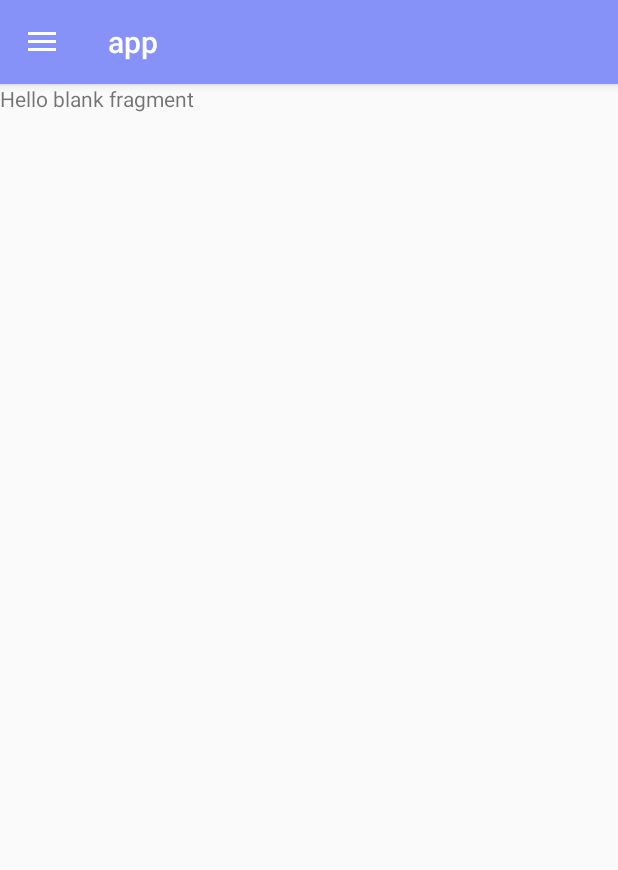
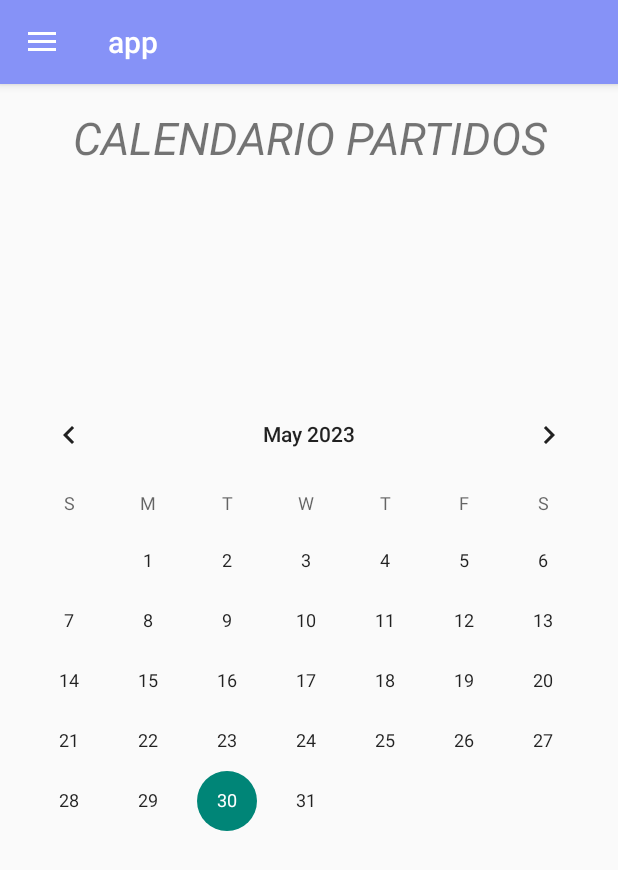
Before and after one commit to Mario7423/PFC_Afundacion, an Android app: the fragment CalendarFragment placed in its activity, on a phone screen of 412 x 824 dp. Shown: the top 870 px of the screen. Run offline under Robolectric (Android 15) with nearby library versions, the phone set to English and light mode, and no system bars; our stand-ins replace Picasso, Volley; network calls fail; pictures from the network do not load.

Commit message:
Modificado xml de Pantalla de calendario para mostrar un CalendarView, añadido código a CalendarFragment donde ahora se obtiene la lista de Partidos y se comprueba que existe alguno en el día seleccionado

```diff
--- a/app/app/src/main/java/com/example/app/CalendarFragment.java
+++ b/app/app/src/main/java/com/example/app/CalendarFragment.java
@@ -2,11 +2,25 @@ package com.example.app;
 
 import android.os.Bundle;
 
+import androidx.annotation.NonNull;
 import androidx.fragment.app.Fragment;
 
 import android.view.LayoutInflater;
 import android.view.View;
 import android.view.ViewGroup;
+import android.widget.CalendarView;
+import android.widget.Toast;
+
+import com.android.volley.Request;
+import com.android.volley.Response;
+import com.android.volley.VolleyError;
+import com.android.volley.toolbox.JsonArrayRequest;
+
+import org.json.JSONArray;
+import org.json.JSONException;
+import org.json.JSONObject;
+
+import java.util.List;
 
 /**
  * A simple {@link Fragment} subclass.
@@ -23,6 +37,12 @@ public class CalendarFragment extends Fragment {
     // TODO: Rename and change types of parameters
     private String mParam1;
     private String mParam2;
+
+    private CalendarView calendarView;
+
+    private List<Matches> matchesList;
+
+    private final String url = "http://10.0.2.2:8000/";
 
     public CalendarFragment() {
         // Required empty public constructor
@@ -58,7 +78,97 @@ public class CalendarFragment extends Fragment {
     @Override
     public View onCreateView(LayoutInflater inflater, ViewGroup container,
                              Bundle savedInstanceState) {
-        // Inflate the layout for this fragment
-        return inflater.inflate(R.layout.fragment_calendar, container, false);
+        View view = inflater.inflate(R.layout.fragment_calendar, container, false);
+
+        calendarView = view.findViewById(R.id.calendarView);
+
+        getFootBallMatches();
+
+        calendarView.setOnDateChangeListener(new CalendarView.OnDateChangeListener() {
+            @Override
+            public void onSelectedDayChange(@NonNull CalendarView view, int year, int month, int dayOfMonth) {
+
+                String date = year+"-"+month+"-"+dayOfMonth;
+                Matches match = searchGame(date);
+
+                if(match != null){
+
+                    String message = "Local: " +match.getHome()+ " - Visitante: "+match.getVisiting();
+                    Toast.makeText(getActivity(), message, Toast.LENGTH_LONG).show();
+
+                }else{
+
+                    Toast.makeText(getActivity(), "Hoy no hay partido", Toast.LENGTH_LONG).show();
+
+                }
+
+            }
+        });
+
+        return view;
     }
+
+
+    private void getFootBallMatches(){
+
+        JsonArrayRequest request = new JsonArrayRequest(
+                Request.Method.GET,
+                url + "/getGames",
+                null,
+                new Response.Listener<JSONArray>() {
+                    @Override
+                    public void onResponse(JSONArray response) {
+
+                        try {
+                            for (int i = 0; i < response.length(); i++) {
+
+                                JSONObject object = response.getJSONObject(i);
+                                Matches match = new Matches(object);
+                                matchesList.add(match);
+
+                            }
+                        }catch (JSONException e){
+                            e.printStackTrace();
+                        }
+
+                    }
+                },
+                new Response.ErrorListener() {
+                    @Override
+                    public void onErrorResponse(VolleyError error) {
+
+                        if(error.networkResponse == null){
+
+                            Toast.makeText(getContext(), "Error de conexión con el servidor", Toast.LENGTH_LONG).show();
+
+                        }else{
+
+                            int serverResponse = error.networkResponse.statusCode;
+                            Toast.makeText(getContext(), "Estado de respuesta: "+ serverResponse, Toast.LENGTH_SHORT).show();
+
+                        }
+
+                    }
+                }
+
+        );
+
+    }
+
+    private Matches searchGame(String date){
+
+        for(Matches match : matchesList){
+
+            if(match.getDate().equals(date)){
+
+                return match;
+
+            }
+
+        }
+
+        return null;
+
+    }
+
 }
--- a/app/app/src/main/res/layout/fragment_calendar.xml
+++ b/app/app/src/main/res/layout/fragment_calendar.xml
@@ -5,10 +5,19 @@
     android:layout_height="match_parent"
     tools:context=".CalendarFragment">
 
-    <!-- TODO: Update blank fragment layout -->
+
     <TextView
         android:layout_width="match_parent"
+        android:layout_height="wrap_content"
+        android:gravity="center"
+        android:layout_marginTop="15dp"
+        android:text="CALENDARIO PARTIDOS"
+        android:textSize="30dp"
+        android:textStyle="italic"/>
+    <CalendarView
+        android:id="@+id/calendarView"
+        android:layout_width="match_parent"
         android:layout_height="match_parent"
-        android:text="@string/hello_blank_fragment" />
+        android:layout_marginTop="200dp"/>
 
 </FrameLayout>
```
Also changed, not shown: app/app/src/main/java/com/example/app/Matches.java (added, +41 -0 lines), 1 other file.
